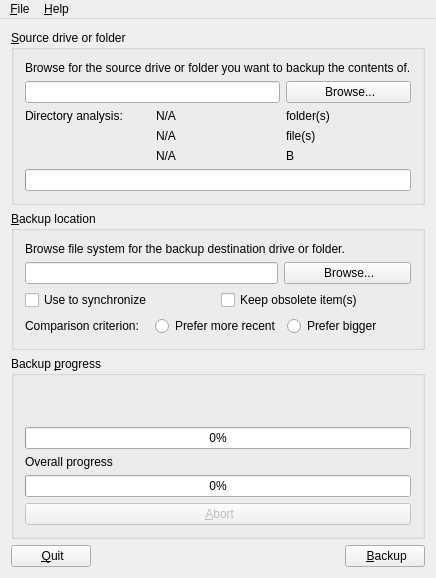
felsocim/Backy, file src/interface.ui: the form before one commit.
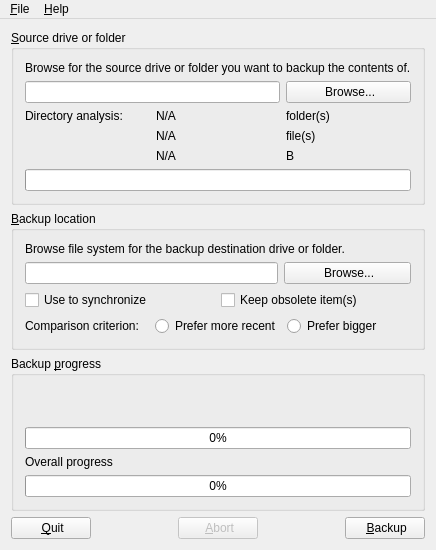
The form after the commit. Icons and pictures are not drawn.

What changed in the file:
```diff
--- a/src/interface.ui
+++ b/src/interface.ui
@@ -10,7 +10,7 @@
     <x>0</x>
     <y>0</y>
     <width>396</width>
-    <height>541</height>
+    <height>511</height>
    </rect>
   </property>
   <property name="windowTitle">
@@ -258,20 +258,6 @@
          </item>
         </layout>
        </item>
-       <item>
-        <widget class="QPushButton" name="buttonAbort">
-         <property name="enabled">
-          <bool>false</bool>
-         </property>
-         <property name="text">
-          <string> &amp;Abort</string>
-         </property>
-         <property name="icon">
-          <iconset resource="../res/backy.qrc">
-           <normaloff>:/icons/process-stop.png</normaloff>:/icons/process-stop.png</iconset>
-         </property>
-        </widget>
-       </item>
       </layout>
      </widget>
     </item>
@@ -289,7 +275,34 @@
        </widget>
       </item>
       <item>
-       <spacer name="spacerBottom">
+       <spacer name="spacerBottom1">
+        <property name="orientation">
+         <enum>Qt::Horizontal</enum>
+        </property>
+        <property name="sizeHint" stdset="0">
+         <size>
+          <width>40</width>
+          <height>20</height>
+         </size>
+        </property>
+       </spacer>
+      </item>
+      <item>
+       <widget class="QPushButton" name="buttonAbort">
+        <property name="enabled">
+         <bool>false</bool>
+        </property>
+        <property name="text">
+         <string> &amp;Abort</string>
+        </property>
+        <property name="icon">
+         <iconset resource="../res/backy.qrc">
+          <normaloff>:/icons/process-stop.png</normaloff>:/icons/process-stop.png</iconset>
+        </property>
+       </widget>
+      </item>
+      <item>
+       <spacer name="spacerBottom2">
         <property name="orientation">
          <enum>Qt::Horizontal</enum>
         </property>
```
